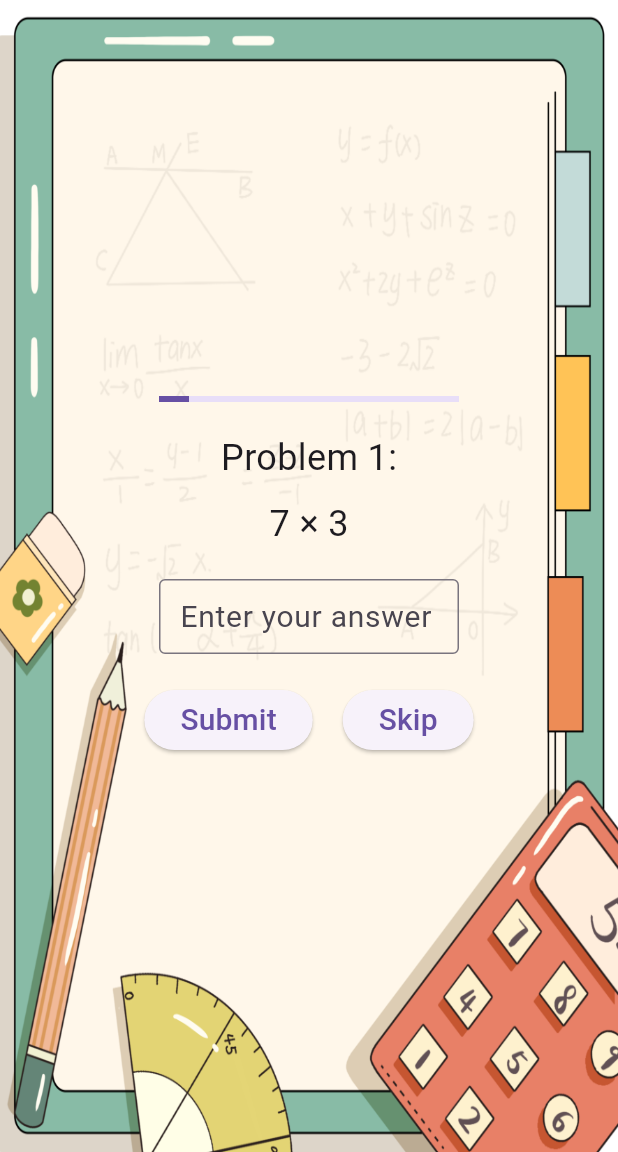
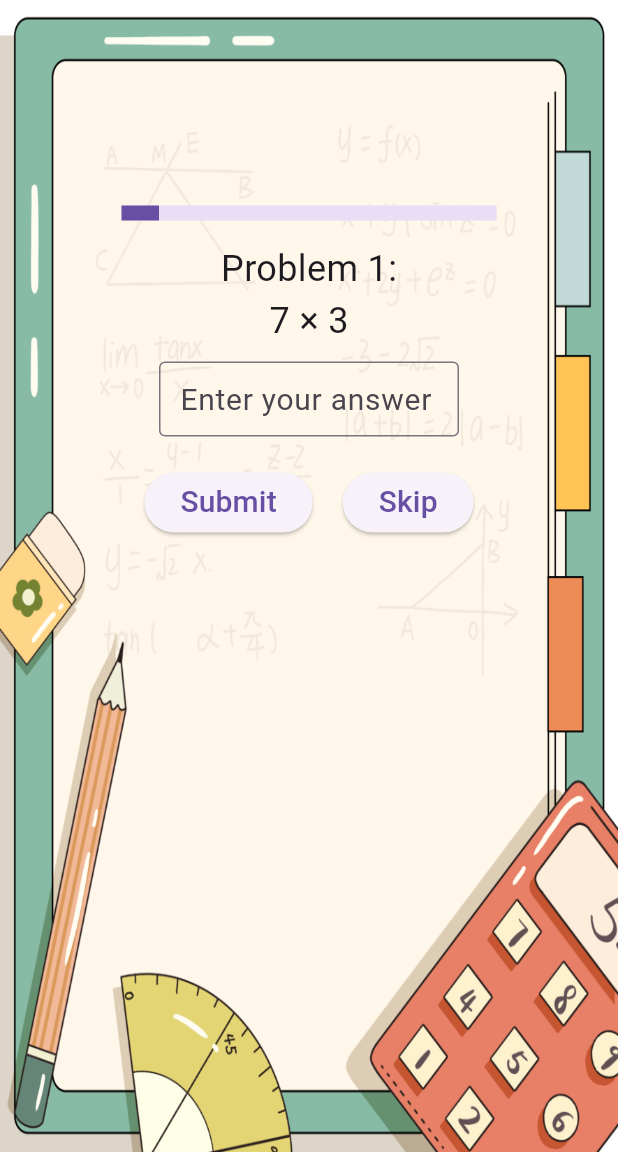
Before and after one commit to 22125546-Dillon/maths_quiz, a Flutter app: the screen it shows after launch, after a tap on "Begin", on a phone screen of 412 x 824 dp, the part 84-1236 px from its top. Run offline on Flutter 3.47's test engine with Material 3 defaults, Android fonts, the light colour scheme and no system bars.

Commit message:
bug fixes

```diff
--- a/lib/main.dart
+++ b/lib/main.dart
@@ -1,7 +1,6 @@
 import 'package:flutter/material.dart';
 import 'dart:math';
-// ignore: unused_import
-import 'package:audioplayers/audioplayers.dart';
+
 
 void main() {
   runApp(MyApp());
@@ -12,9 +11,7 @@ class MyApp extends StatelessWidget {
   Widget build(BuildContext context) {
     return MaterialApp(
       title: 'Maths Quiz',
-      theme: ThemeData(
-        primarySwatch: Colors.blue,
-      ),
+
       home: StartPage(),
     );
   }
@@ -28,7 +25,7 @@ class StartPage extends StatelessWidget {
         decoration: const BoxDecoration(
           image: DecorationImage(
             image: AssetImage('assets/images/home page.jpeg'),
-            fit: BoxFit.cover,
+            fit: BoxFit.fill,
           ),
         ),
         child: Center(
@@ -59,7 +56,6 @@ class StartPage extends StatelessWidget {
 
 class ArithmeticDrillPage extends StatefulWidget {
   const ArithmeticDrillPage({Key? key}) : super(key: key);
-
   @override
   _ArithmeticDrillPageState createState() => _ArithmeticDrillPageState();
 }
@@ -97,7 +93,6 @@ class _ArithmeticDrillPageState extends State<ArithmeticDrillPage> {
       _problems.add('$num1 $operator $num2');
     }
   }
-
   Future<void> _checkAnswer(String answer) async {
     if (answer.isEmpty) {
       _showMessageDialog('Please enter a valid answer.');
@@ -268,7 +263,7 @@ class _ArithmeticDrillPageState extends State<ArithmeticDrillPage> {
     showDialog(
       context: context,
       builder: (BuildContext context) {
-        return AlertDialog(
+        return AlertDialog( //shows title,content and action,
           title: const Text('Skip Question', style: TextStyle(fontSize: 24)),
           content: const Text('No mark will be awarded for skipping this question. Do you want to proceed?'),
           actions: <Widget>[
@@ -293,13 +288,14 @@ class _ArithmeticDrillPageState extends State<ArithmeticDrillPage> {
 
   @override
   Widget build(BuildContext context) {
-    // ignore: deprecated_member_use
+    //ignore: deprecated_member_use
     return WillPopScope(
       onWillPop: () async {
         _confirmExit();
         return false;
       },
       child: Scaffold(
+        resizeToAvoidBottomInset: false,
         appBar: AppBar(
           title: const Text('Maths Quiz', style: TextStyle(color: Colors.black)),
           backgroundColor: const Color.fromARGB(255, 160, 109, 90),
@@ -315,33 +311,34 @@ class _ArithmeticDrillPageState extends State<ArithmeticDrillPage> {
             padding: const EdgeInsets.all(16.0),
             child: Column(
               crossAxisAlignment: CrossAxisAlignment.center,
-              mainAxisAlignment: MainAxisAlignment.center,
+              mainAxisAlignment: MainAxisAlignment.start,
               children: <Widget>[
                 Padding(
-                  padding: const EdgeInsets.only(top: 0.0),
+                  padding: const EdgeInsets.only(top: 121.0),
                   child: SizedBox(
-                    width: 200,
+                    width: 250,
                     child: LinearProgressIndicator(
+                      minHeight: 10.0,
                       value: (_currentProblemIndex + 1) / 10,
                     ),
                   ),
                 ),
-                const SizedBox(height: 20),
+                const SizedBox(height: 15),
                 Text(
                   'Problem ${_currentProblemIndex + 1}:',
                   style: const TextStyle(fontSize: 24),
                 ),
-                const SizedBox(height: 10),
+                const SizedBox(height: 1),
                 Text(
                   _problems[_currentProblemIndex],
                   style: const TextStyle(fontSize: 24),
                 ),
-                const SizedBox(height: 20.0),
+                const SizedBox(height: 10.0),
                 SizedBox(
                   width: 200,
                   child: TextField(
                     controller: _controller,
-                    keyboardType: TextInputType.text,
+                    keyboardType: TextInputType.number,
                     maxLines: 1,
                     decoration: const InputDecoration(
                       hintText: 'Enter your answer',
@@ -371,7 +368,7 @@ class _ArithmeticDrillPageState extends State<ArithmeticDrillPage> {
                     ),
                   ],
                 ),
-                if (_score >= 8)
+                if (_score >= 8) // if the score is greater or = to 8 then display congrads on score dialogue
                   const Padding(
                     padding: EdgeInsets.symmetric(vertical: 20),
                   ),
```
